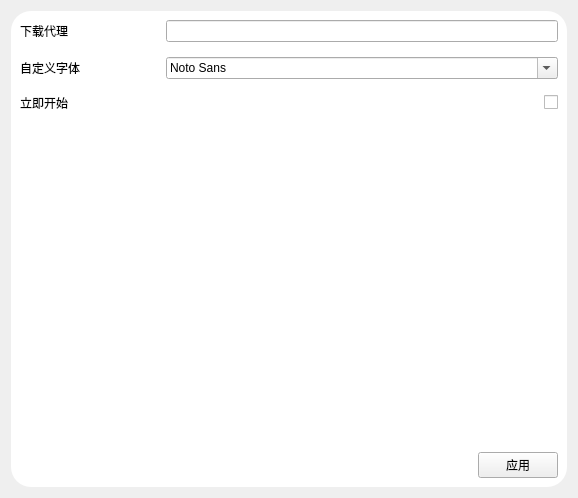
Icexbb/SekaiSubtitle-Python, file src/gui/design/WidgetSetting.ui: the form before one commit.
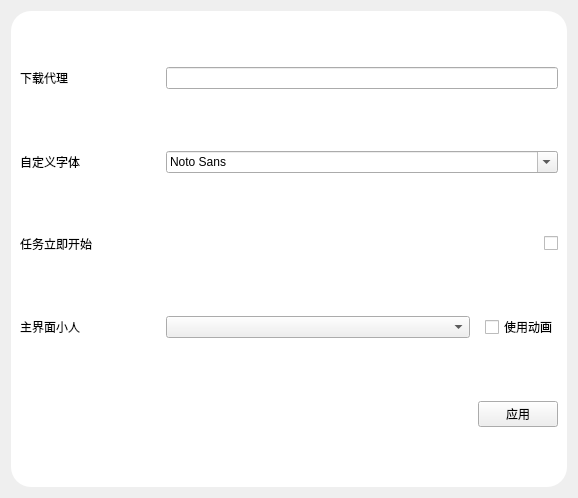
The form after the commit.

What changed in the file:
```diff
--- a/src/gui/design/WidgetSetting.ui
+++ b/src/gui/design/WidgetSetting.ui
@@ -74,7 +74,7 @@
         <item>
          <widget class="QLabel" name="label_3">
           <property name="text">
-           <string>立即开始</string>
+           <string>任务立即开始</string>
           </property>
          </widget>
         </item>
@@ -97,17 +97,35 @@
        </layout>
       </item>
       <item>
-       <spacer name="verticalSpacer">
-        <property name="orientation">
-         <enum>Qt::Vertical</enum>
-        </property>
-        <property name="sizeHint" stdset="0">
-         <size>
-          <width>20</width>
-          <height>40</height>
-         </size>
-        </property>
-       </spacer>
+       <layout class="QHBoxLayout" name="horizontalLayout_5" stretch="1,3">
+        <item>
+         <widget class="QLabel" name="label_4">
+          <property name="text">
+           <string>主界面小人</string>
+          </property>
+         </widget>
+        </item>
+        <item>
+         <layout class="QHBoxLayout" name="horizontalLayout_6">
+          <item>
+           <widget class="QComboBox" name="SettingChibiSelect"/>
+          </item>
+          <item>
+           <widget class="QCheckBox" name="SettingAnimatedCheck">
+            <property name="sizePolicy">
+             <sizepolicy hsizetype="Maximum" vsizetype="Fixed">
+              <horstretch>0</horstretch>
+              <verstretch>0</verstretch>
+             </sizepolicy>
+            </property>
+            <property name="text">
+             <string>使用动画</string>
+            </property>
+           </widget>
+          </item>
+         </layout>
+        </item>
+       </layout>
       </item>
       <item>
        <layout class="QHBoxLayout" name="horizontalLayout_3">
```
